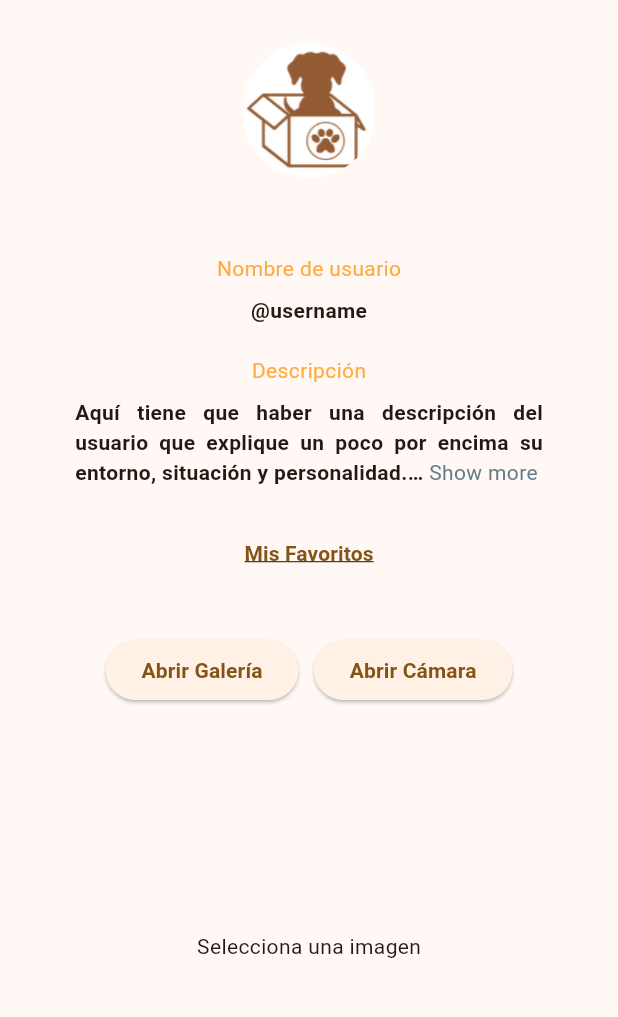
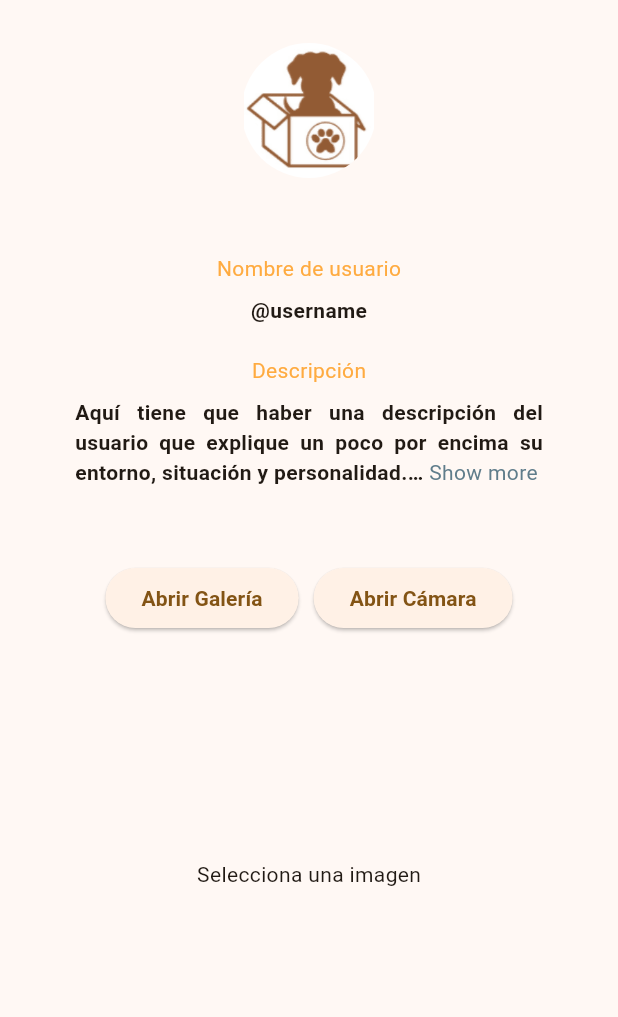
Before and after one commit to saandrsm/puppy_match, a Flutter app: the ProfilePage screen opened by its route, on a phone screen of 412 x 824 dp, the part 71-1088 px from its top. Run offline on Flutter 3.47's test engine with Material 2 defaults, Android fonts, the phone set to English and light mode, and no system bars; drawn by our look-alikes of readmore; our stand-ins replace dropdown_textfield, email_validator, firebase_auth, firebase_core, image_picker; accounts and stored records are empty.

Commit message:
boton Mis Favoritos eliminado

```diff
--- a/lib/screens/profile.dart
+++ b/lib/screens/profile.dart
@@ -205,19 +205,6 @@ class _ProfilePageState extends State<ProfilePage> {
                 ),
               ),
               const SizedBox(height: 20),  //espacio en blanco de separación
-              TextButton(
-                onPressed: () {
-                  //falta implementar funcionalidad de perros favoritos
-                },
-                child: const Text(
-                  'Mis Favoritos',
-                  style: TextStyle(
-                    //color: Colors.black,
-                    fontWeight: FontWeight.bold, //en negrita
-                    decoration: TextDecoration.underline,  //subrayado
-                  ),
-                ),
-              ),
             ],
           ),
         ),
```
